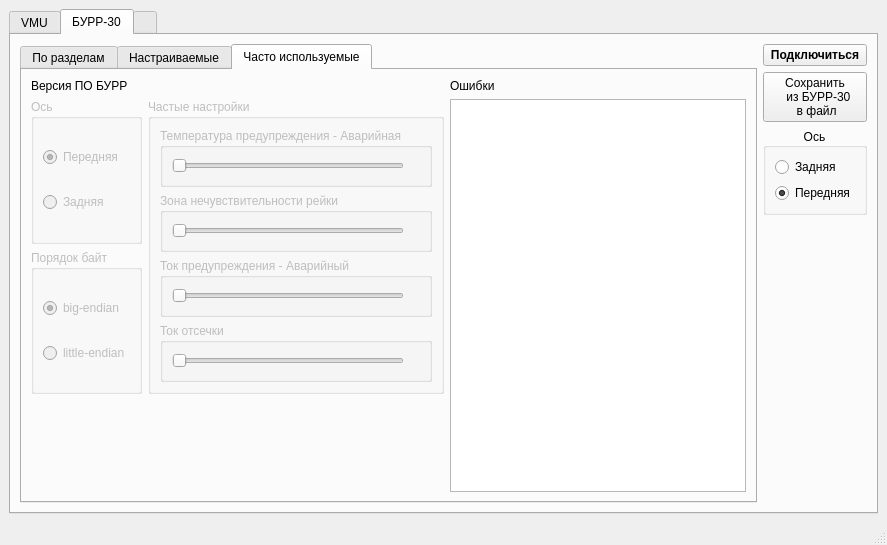
Qt form CANAnalyzer_2.ui (hochu-leto/BURR-settings) before a commit.
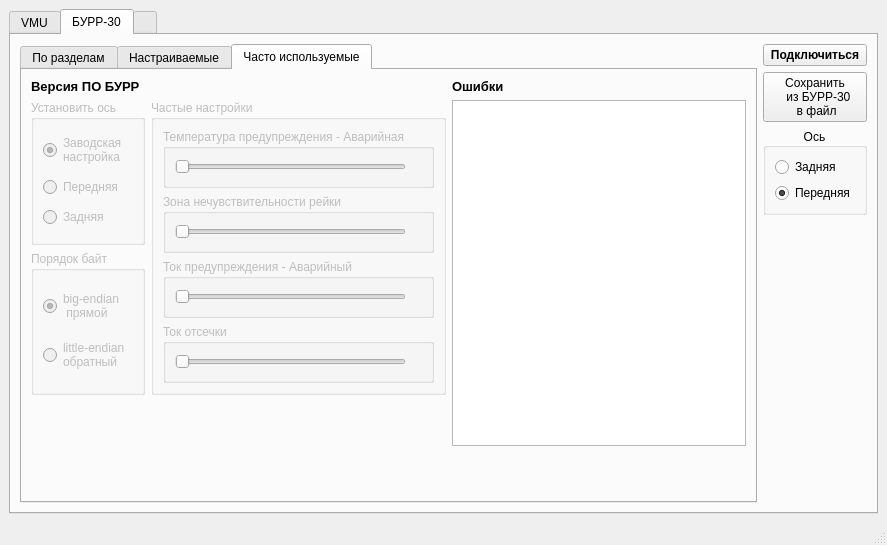
The same form after that commit. The open tabs and pages were chosen to show the change.

Commit message: должен с радиокнопок менять рейки - проверить

What changed in the file:
```diff
--- a/CANAnalyzer_2.ui
+++ b/CANAnalyzer_2.ui
@@ -525,7 +525,8 @@
                <item>
                 <widget class="QRadioButton" name="rb_big_endian">
                  <property name="text">
-                  <string>big-endian</string>
+                  <string>big-endian 
+ прямой</string>
                  </property>
                  <property name="checked">
                   <bool>true</bool>
@@ -535,7 +536,8 @@
                <item>
                 <widget class="QRadioButton" name="rb_little_endian">
                  <property name="text">
-                  <string>little-endian</string>
+                  <string>little-endian
+обратный</string>
                  </property>
                 </widget>
                </item>
@@ -547,17 +549,40 @@
               <property name="enabled">
                <bool>false</bool>
               </property>
+              <property name="font">
+               <font>
+                <weight>50</weight>
+                <bold>false</bold>
+               </font>
+              </property>
               <property name="title">
-               <string>Ось</string>
+               <string>Установить ось</string>
               </property>
               <layout class="QVBoxLayout" name="verticalLayout_5">
+               <item>
+                <widget class="QRadioButton" name="factory_settings_rb">
+                 <property name="text">
+                  <string>Заводская
+настройка</string>
+                 </property>
+                 <property name="checkable">
+                  <bool>true</bool>
+                 </property>
+                 <property name="checked">
+                  <bool>true</bool>
+                 </property>
+                 <property name="autoExclusive">
+                  <bool>false</bool>
+                 </property>
+                </widget>
+               </item>
                <item>
                 <widget class="QRadioButton" name="set_front_wheel_rb">
                  <property name="text">
                   <string>Передняя</string>
                  </property>
                  <property name="checked">
-                  <bool>true</bool>
+                  <bool>false</bool>
                  </property>
                 </widget>
                </item>
@@ -589,9 +614,19 @@
             </item>
             <item row="0" column="0">
              <widget class="QLabel" name="lb_soft_version">
+              <property name="font">
+               <font>
+                <pointsize>10</pointsize>
+                <weight>75</weight>
+                <bold>true</bold>
+               </font>
+              </property>
               <property name="text">
                <string>Версия ПО БУРР</string>
               </property>
+              <property name="textFormat">
+               <enum>Qt::RichText</enum>
+              </property>
              </widget>
             </item>
             <item row="1" column="1" rowspan="2">
@@ -774,16 +809,36 @@
               </layout>
              </widget>
             </item>
-            <item row="1" column="2" rowspan="6">
-             <widget class="QTextBrowser" name="tb_errors"/>
-            </item>
             <item row="0" column="2">
              <widget class="QLabel" name="lb_errors">
+              <property name="font">
+               <font>
+                <pointsize>10</pointsize>
+                <weight>75</weight>
+                <bold>true</bold>
+               </font>
+              </property>
               <property name="text">
                <string>Ошибки</string>
               </property>
              </widget>
             </item>
+            <item row="5" column="2" rowspan="2">
+             <spacer name="verticalSpacer_4">
+              <property name="orientation">
+               <enum>Qt::Vertical</enum>
+              </property>
+              <property name="sizeHint" stdset="0">
+               <size>
+                <width>20</width>
+                <height>40</height>
+               </size>
+              </property>
+             </spacer>
+            </item>
+            <item row="1" column="2" rowspan="3">
+             <widget class="QTextBrowser" name="tb_errors"/>
+            </item>
            </layout>
           </widget>
          </widget>
```
Left out of the diff: 2 changed lines with no effect on the pictures. The commit also changes 2 other files.
